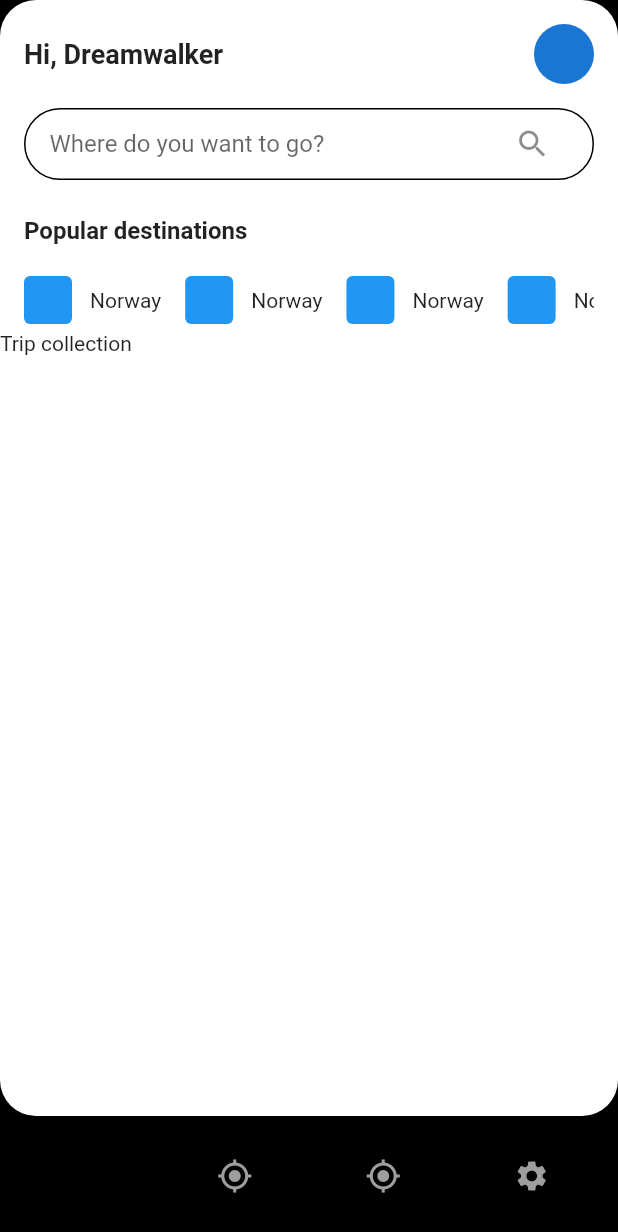
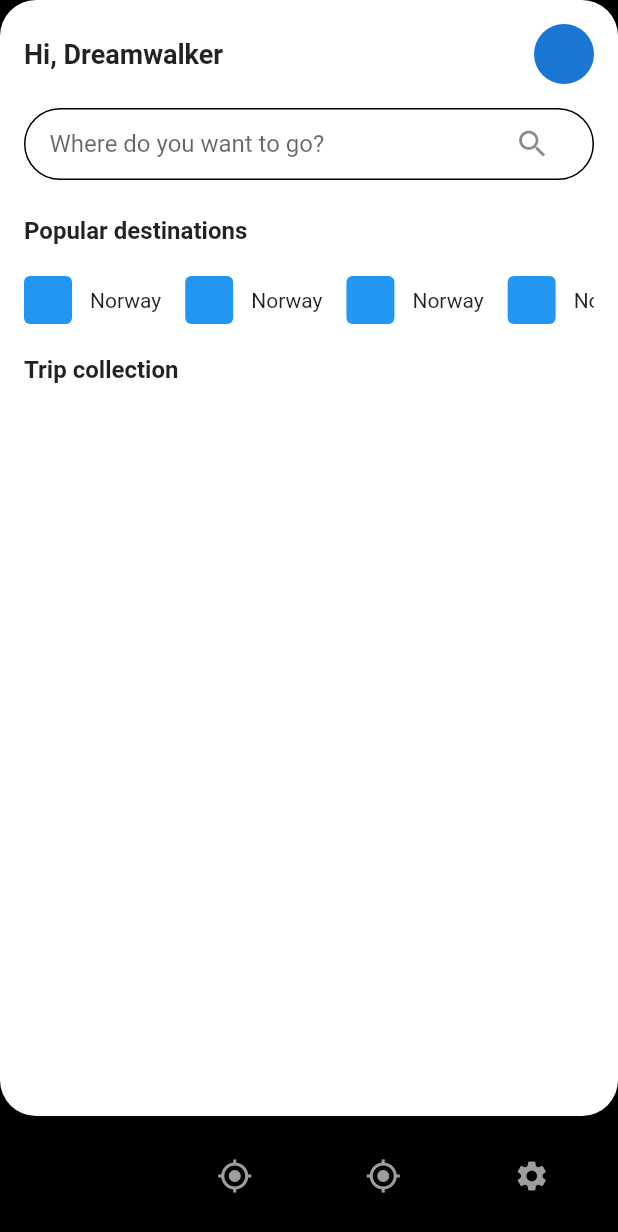
Before and after one commit to JAICHANGPARK/flutter_notebook_18th_story, a Flutter app: the RentalMainPage screen opened by its route, on a phone screen of 412 x 824 dp. Shown: the top 1232 px of the screen. Run offline on Flutter 3.47's test engine with Material 2 defaults, Android fonts, the phone set to English and light mode, and no system bars; our stand-ins replace flutter_riverpod, go_router.

Commit message:
Update rental_main_page.dart

```diff
--- a/lib/ep1051_travel_car_rental_app/src/ui/rental_main_page.dart
+++ b/lib/ep1051_travel_car_rental_app/src/ui/rental_main_page.dart
@@ -104,11 +104,18 @@ class _RentalMainPageState extends State<RentalMainPage> {
                       ),
                     ),
                   ),
-
-                  Column(
+                  Padding(
+                    padding: const EdgeInsets.all(16.0),
+                    child: Column(
                       crossAxisAlignment: CrossAxisAlignment.start,
                       children: [
-                      Text("Trip collection"),
+                        Text(
+                          "Trip collection",
+                          style: TextStyle(
+                            fontSize: 16,
+                            fontWeight: FontWeight.bold,
+                          ),
+                        ),
                         Container(
                           height: 120,
                           decoration: BoxDecoration(
@@ -116,6 +123,7 @@ class _RentalMainPageState extends State<RentalMainPage> {
                           ),
                         )
                       ],
+                    ),
                   )
                 ],
               ),
```
Lines whose indentation alone changed are shown as unchanged.
